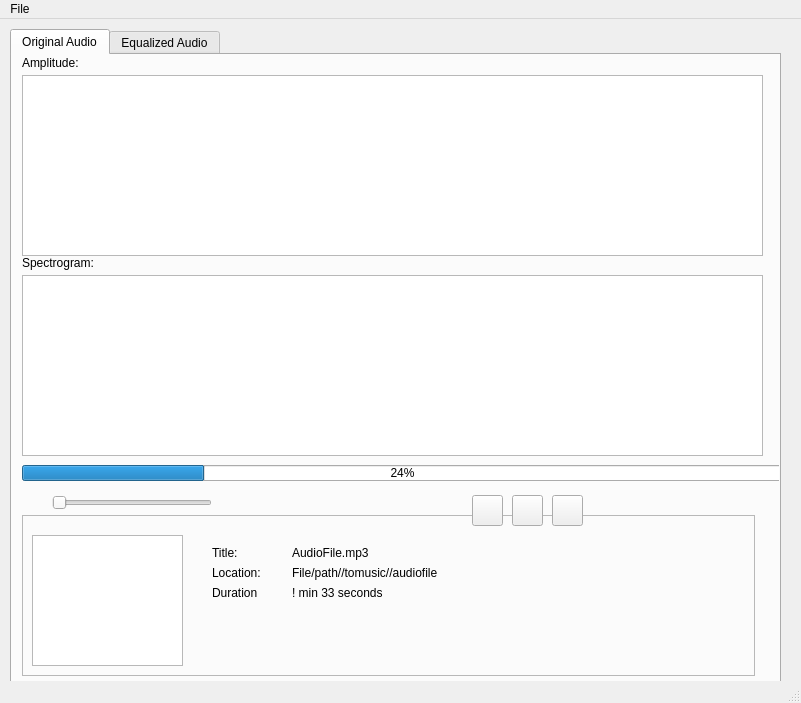
Old version of the form ui_files/main-window.ui in the repository abeshahsan/Tune-it.
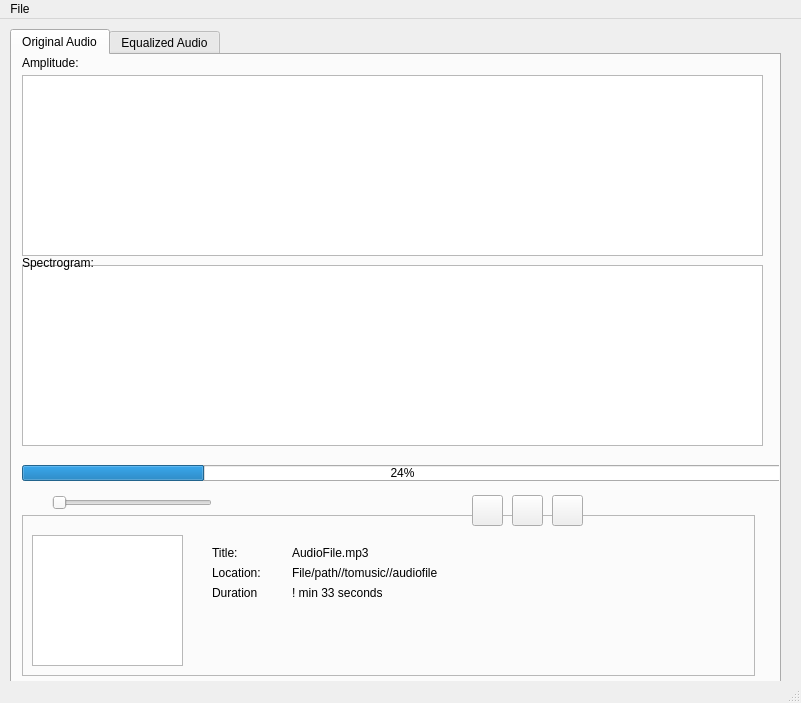
New version of the form. Icons and pictures are not drawn. Custom widgets are drawn as their Qt base class.

```diff
--- a/ui_files/main-window.ui
+++ b/ui_files/main-window.ui
@@ -275,7 +275,7 @@
       <property name="geometry">
        <rect>
         <x>10</x>
-        <y>220</y>
+        <y>210</y>
         <width>741</width>
         <height>181</height>
        </rect>
```
Left out of the diff: 4 changed lines with no effect on the pictures.
